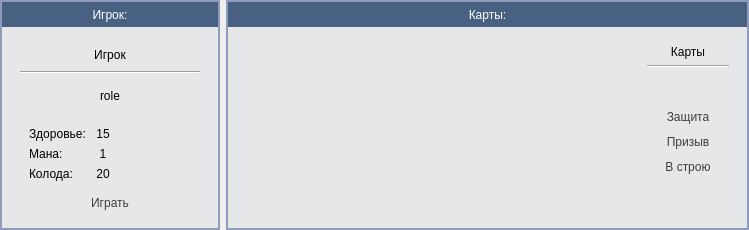
xaaw21/MTG, file src/MTG/ui/player_view.ui: the form before one commit.
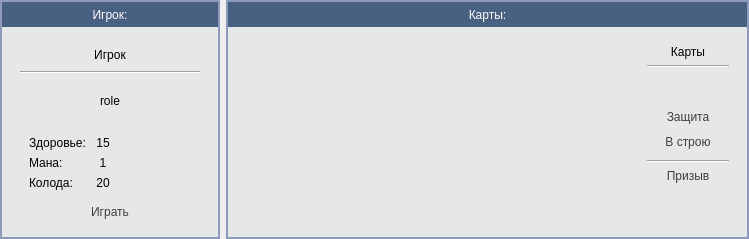
The form after the commit. Icons and pictures are not drawn. Custom widgets are drawn as their Qt base class.

What changed in the file:
```diff
--- a/src/MTG/ui/player_view.ui
+++ b/src/MTG/ui/player_view.ui
@@ -7,7 +7,7 @@
     <x>0</x>
     <y>0</y>
     <width>749</width>
-    <height>230</height>
+    <height>239</height>
    </rect>
   </property>
   <property name="windowTitle">
@@ -477,35 +477,6 @@
               </property>
              </spacer>
             </item>
-            <item>
-             <widget class="QPushButton" name="pv_btn_invocation">
-              <property name="text">
-               <string>Призыв</string>
-              </property>
-              <property name="checkable">
-               <bool>true</bool>
-              </property>
-              <attribute name="buttonGroup">
-               <string notr="true">buttonGroup</string>
-              </attribute>
-             </widget>
-            </item>
-            <item>
-             <spacer name="verticalSpacer">
-              <property name="orientation">
-               <enum>Qt::Vertical</enum>
-              </property>
-              <property name="sizeType">
-               <enum>QSizePolicy::Fixed</enum>
-              </property>
-              <property name="sizeHint" stdset="0">
-               <size>
-                <width>20</width>
-                <height>5</height>
-               </size>
-              </property>
-             </spacer>
-            </item>
             <item>
              <widget class="QPushButton" name="pv_btn_open">
               <property name="text">
@@ -525,6 +496,42 @@
               </attribute>
              </widget>
             </item>
+            <item>
+             <spacer name="verticalSpacer">
+              <property name="orientation">
+               <enum>Qt::Vertical</enum>
+              </property>
+              <property name="sizeType">
+               <enum>QSizePolicy::Fixed</enum>
+              </property>
+              <property name="sizeHint" stdset="0">
+               <size>
+                <width>20</width>
+                <height>5</height>
+               </size>
+              </property>
+             </spacer>
+            </item>
+            <item>
+             <widget class="Line" name="line_3">
+              <property name="orientation">
+               <enum>Qt::Horizontal</enum>
+              </property>
+             </widget>
+            </item>
+            <item>
+             <widget class="QPushButton" name="pv_btn_invocation">
+              <property name="text">
+               <string>Призыв</string>
+              </property>
+              <property name="checkable">
+               <bool>true</bool>
+              </property>
+              <attribute name="buttonGroup">
+               <string notr="true">buttonGroup</string>
+              </attribute>
+             </widget>
+            </item>
             <item>
              <spacer name="verticalSpacer_4">
               <property name="orientation">
```
